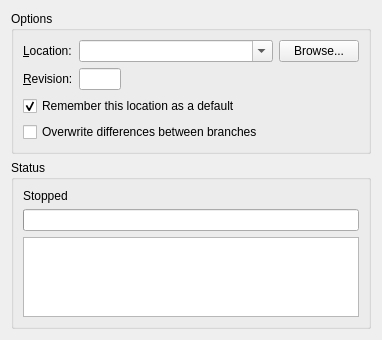
Before: the Qt Designer form ui/pull.ui in breezy-team/qbrz, drawn with Qt 5.
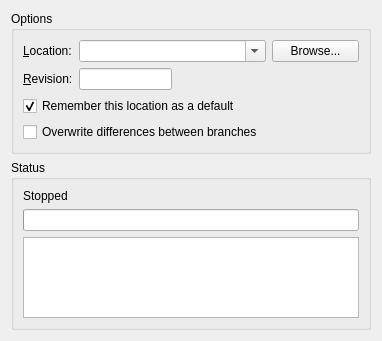
After: the same form once the commit is applied.

Commit message: Layout tweaks in pull/push/branch dialogs

```diff
--- a/ui/pull.ui
+++ b/ui/pull.ui
@@ -6,16 +6,16 @@
     <x>0</x>
     <y>0</y>
     <width>382</width>
-    <height>340</height>
+    <height>341</height>
    </rect>
   </property>
-  <layout class="QVBoxLayout" >
+  <layout class="QVBoxLayout" name="verticalLayout" >
    <item>
     <widget class="QGroupBox" name="groupBox" >
      <property name="title" >
       <string>Options</string>
      </property>
-     <layout class="QGridLayout" >
+     <layout class="QGridLayout" name="gridLayout" >
       <item row="0" column="0" >
        <widget class="QLabel" name="label_2" >
         <property name="text" >
@@ -31,6 +31,9 @@
         <property name="editable" >
          <bool>true</bool>
         </property>
+        <property name="sizeAdjustPolicy" >
+         <enum>QComboBox::AdjustToMinimumContentsLength</enum>
+        </property>
        </widget>
       </item>
       <item row="0" column="3" >
@@ -53,7 +56,7 @@
       <item row="1" column="1" >
        <widget class="QLineEdit" name="revision" />
       </item>
-      <item row="1" column="2" >
+      <item row="1" column="2" colspan="2" >
        <spacer>
         <property name="orientation" >
          <enum>Qt::Horizontal</enum>
@@ -66,7 +69,7 @@
         </property>
        </spacer>
       </item>
-      <item row="2" column="0" colspan="3" >
+      <item row="2" column="0" colspan="4" >
        <widget class="QCheckBox" name="remember" >
         <property name="text" >
          <string>Remember this location as a default</string>
@@ -76,7 +79,7 @@
         </property>
        </widget>
       </item>
-      <item row="3" column="0" colspan="3" >
+      <item row="3" column="0" colspan="4" >
        <widget class="QCheckBox" name="overwrite" >
         <property name="text" >
          <string>Overwrite differences between branches</string>
```
Left out of the diff: 2 changed lines with no effect on the pictures. The commit also changes 5 other files.
